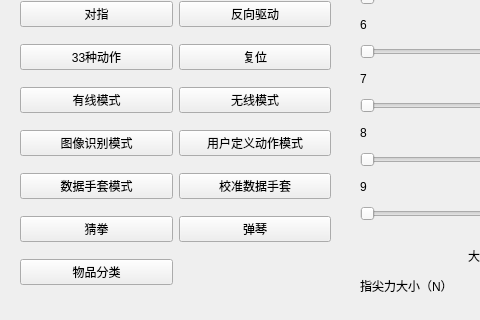
First picture: the form in widget.ui, repository Alex328050/hand_ubuntu, before the edit; both pictures show x 0 to 480 and y 320 to 640 of the 1032 by 640 pixel window.
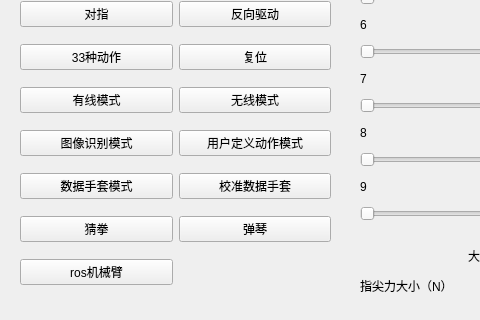
Second picture: the form after the edit.

The edit to the form file:
```diff
--- a/widget.ui
+++ b/widget.ui
@@ -197,7 +197,7 @@
     <item row="12" column="0">
      <widget class="QPushButton" name="modeObject">
       <property name="text">
-       <string>物品分类</string>
+       <string>ros机械臂</string>
       </property>
      </widget>
     </item>
```
